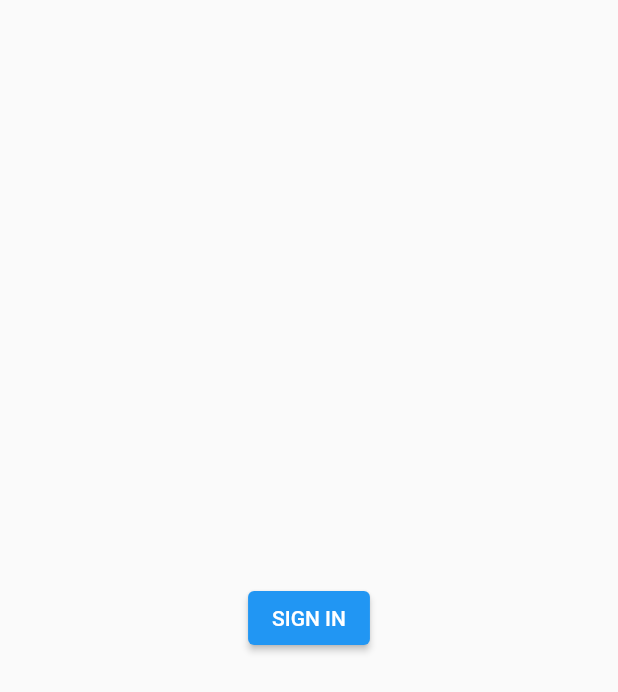
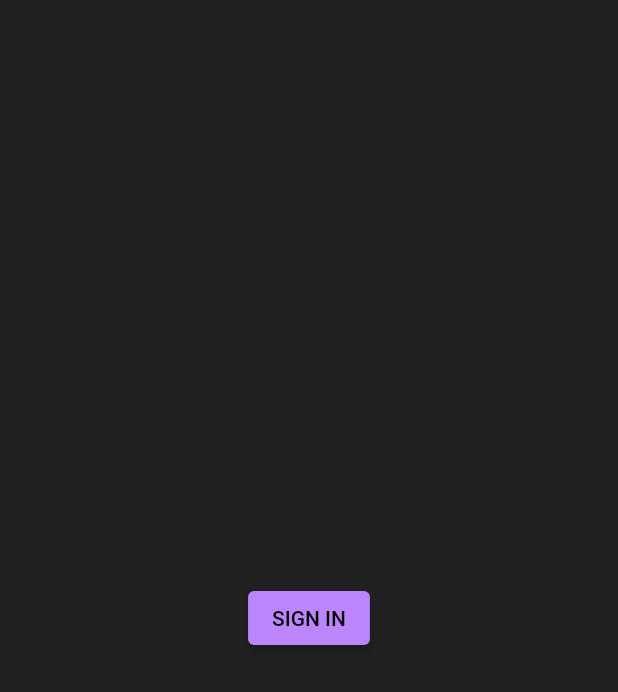
Before and after one commit to SHyun1999/book_recommender, a Flutter app: the screen it shows after launch, on a phone screen of 412 x 824 dp. Shown: the top 692 px of the screen. Run offline on Flutter 3.47's test engine with Material 2 defaults, Android fonts, the light colour scheme and no system bars; our stand-ins replace google_sign_in; Roboto replaces fonts that are missing (RobotoMono).

Commit message:
fix login, add fontsize menu

```diff
--- a/lib/page/login.dart
+++ b/lib/page/login.dart
@@ -1,129 +1,14 @@
 import 'package:flutter/material.dart';
-import 'package:google_sign_in/google_sign_in.dart';
-import 'home_page.dart';
+import 'user.dart';
 
 class Login extends StatefulWidget {
   @override
-  _MyAppStateS createState() => _MyAppStateS();
+  _LoginState createState() => _LoginState();
 }
 
-class _MyAppStateS extends State<Login> {
+class _LoginState extends State<Login> {
   @override
   Widget build(BuildContext context) {
-    return MyApp1();
+    return User();
   }
 }
-
-class MyApp1 extends StatefulWidget {
-  @override
-  State<StatefulWidget> createState() {
-    return _MyAppState1();
-  }
-}
-
-class _MyAppState1 extends State<MyApp1> {
-
-  bool _isLoggedIn = false;
-
-  final GoogleSignIn _googleSignIn = GoogleSignIn(scopes: ['email']);
-
-  _login() async {
-    try {
-      await _googleSignIn.signIn();
-      setState(() {
-        _isLoggedIn = true;
-      });
-    } catch (err) {
-      print(err);
-    }
-  }
-
-  _logout() {
-    _googleSignIn.signOut();
-    setState(() {
-      _isLoggedIn = false;
-    });
-  }
-
-
-  @override
-  Widget build(BuildContext context) {
-    return MaterialApp(
-      theme: ThemeData(
-        fontFamily: 'RobotoMono',
-      ),
-      home: Scaffold(
-        body: Center(
-          child: _isLoggedIn
-              ? Column(
-            mainAxisAlignment: MainAxisAlignment.center,
-            children: <Widget>[
-              Container(
-                padding: EdgeInsets.all(15.0),
-                decoration: const BoxDecoration(
-                   borderRadius: BorderRadius.all( Radius.circular(150.0)),
-                  color: Colors.green,
-                ),
-                height: 150,
-                width: 150,
-                child: const CircleAvatar(
-                  backgroundImage: AssetImage("assets/user.png")
-
-                ),
-              ),
-              const Text("Welcome! ",
-                  textAlign: TextAlign.left,
-                  style: TextStyle(
-                    fontSize: 40.0,
-                  )),
-
-
-              Text(_googleSignIn.currentUser!.displayName.toString()),
-              ElevatedButton(
-
-
-                child: Text("Logout",
-                    style: TextStyle(
-                        fontSize: 35.0, color: Colors.grey[350])),
-                onPressed: () {
-                  _logout();
-                },
-              ),
-              Center(
-                child: ElevatedButton(
-
-                  child: Text('Main menu',
-                      style: TextStyle(
-                          fontSize: 35.0, color: Colors.grey[300])),
-                  onPressed: () {
-                    print(_googleSignIn.currentUser!.photoUrl.toString());
-                    Navigator.push(
-                      context,
-                      MaterialPageRoute(
-                          builder:(context) => HomePage()
-
-                      ),
-                    );
-                  },
-                ),
-              ),
-            ],
-          )
-              : Column(
-            mainAxisAlignment: MainAxisAlignment.center,
-
-            children: <Widget>[
-              Container(
-                child: ElevatedButton(onPressed: ()=> _login(),
-                  child: const Text("SIGN IN"),
-                ),
-                  //darkMode: true,
-                  // default: false}
-                ),
-            ],
-          ),
-        ),
-      ),
-    );
-  }
-}
--- /dev/null
+++ b/lib/page/user.dart
@@ -0,0 +1,103 @@
+import 'package:flutter/material.dart';
+import 'package:google_sign_in/google_sign_in.dart';
+import 'home_page.dart';
+import 'package:provider/provider.dart';
+import 'package:book_review/provider/theme_provider.dart';
+
+class User extends StatefulWidget {
+  @override
+  State<StatefulWidget> createState() {
+    return _User();
+  }
+}
+
+class _User extends State<User> {
+
+  bool _isLoggedIn = false;
+
+  final GoogleSignIn _googleSignIn = GoogleSignIn(scopes: ['email']);
+
+  _login() async {
+    try {
+      await _googleSignIn.signIn();
+      setState(() {
+        _isLoggedIn = true;
+      });
+    } catch (err) {
+      print(err);
+    }
+  }
+
+  _logout() {
+    _googleSignIn.signOut();
+    setState(() {
+      _isLoggedIn = false;
+    });
+  }
+
+  @override
+  Widget build(BuildContext context)=>ChangeNotifierProvider(
+  create: (context) => ThemeProvider(),
+  builder: (context, _){
+    final themeProvider = Provider.of<ThemeProvider>(context);
+    return MaterialApp(
+      themeMode: themeProvider.themeMode,
+      theme: MyThemes.lightTheme,
+      darkTheme: MyThemes.darkTheme,
+      home: Scaffold(
+        body: Center(
+          child: _isLoggedIn
+              ? Column(
+            mainAxisAlignment: MainAxisAlignment.center,
+            children: <Widget>[
+              const Text("Welcome! ",
+                  textAlign: TextAlign.left,
+                  style: TextStyle(
+                    fontSize: 40.0,
+                  )),
+              Text(_googleSignIn.currentUser!.displayName.toString()),
+              ElevatedButton(
+                child: Text("Logout",
+                    style: TextStyle(
+                        fontSize: 35.0, color: Colors.grey[350])),
+                onPressed: () {
+                  _logout();
+                },
+              ),
+              Center(
+                child: ElevatedButton(
+
+                  child: Text('Main menu',
+                      style: TextStyle(
+                          fontSize: 35.0, color: Colors.grey[300])),
+                  onPressed: () {
+                    Navigator.push(
+                      context,
+                      MaterialPageRoute(
+                          builder:(context) => HomePage()
+                      ),
+                    );
+                  },
+                ),
+              ),
+            ],
+          )
+              :Column(
+            mainAxisAlignment: MainAxisAlignment.center,
+
+            children: <Widget>[
+              Container(
+                child: ElevatedButton(onPressed: ()=> _login(),
+                  child: const Text("SIGN IN"),
+                ),
+                //darkMode: true,
+                // default: false}
+              ),
+            ],
+          ),
+        ),
+        ),
+      );
+  }
+  );
+}
--- a/pubspec.yaml
+++ b/pubspec.yaml
@@ -74,8 +74,6 @@ flutter:
   assets:
     - assets/Amazon-Logo.png
     - assets/Gr-Logo.png
-    - assets/user.png
-
 
   # An image asset can refer to one or more resolution-specific "variants", see
   # https://flutter.dev/assets-and-images/#resolution-aware.
```
Also changed, not shown: lib/page/options.dart (+23 -6 lines), lib/widget/change_font_size_widget.dart (added, +24 -0 lines).
